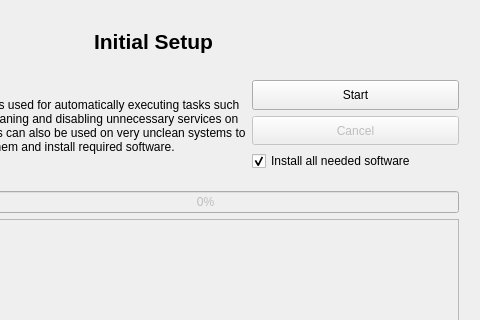
The window that ui/initial_setup_dialog.ui (Atrate/qSchoolHelper) describes before a commit, drawn with Qt 5; both pictures show x 182 to 662 and y 0 to 320 of the 662 by 476 pixel window.
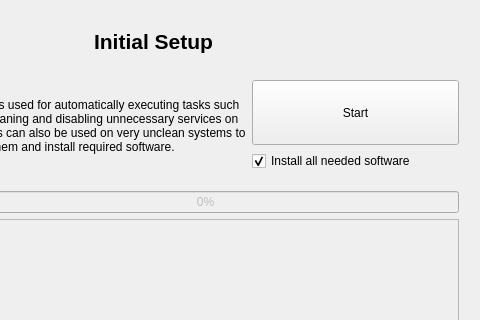
The same window after the commit.

Commit message:
Remove cancel buttons
Will probably be added back someday

```diff
--- a/ui/initial_setup_dialog.ui
+++ b/ui/initial_setup_dialog.ui
@@ -102,7 +102,7 @@
      </widget>
     </item>
     <item row="1" column="1">
-     <layout class="QVBoxLayout" name="verticalLayout" stretch="0,0">
+     <layout class="QVBoxLayout" name="verticalLayout" stretch="0">
       <property name="sizeConstraint">
        <enum>QLayout::SetDefaultConstraint</enum>
       </property>
@@ -122,22 +122,6 @@
         </property>
        </widget>
       </item>
-      <item>
-       <widget class="QToolButton" name="cancel_button">
-        <property name="enabled">
-         <bool>false</bool>
-        </property>
-        <property name="sizePolicy">
-         <sizepolicy hsizetype="Preferred" vsizetype="Preferred">
-          <horstretch>0</horstretch>
-          <verstretch>0</verstretch>
-         </sizepolicy>
-        </property>
-        <property name="text">
-         <string>Cancel</string>
-        </property>
-       </widget>
-      </item>
      </layout>
     </item>
     <item row="2" column="1">
```
The commit also changes 3 other files.
